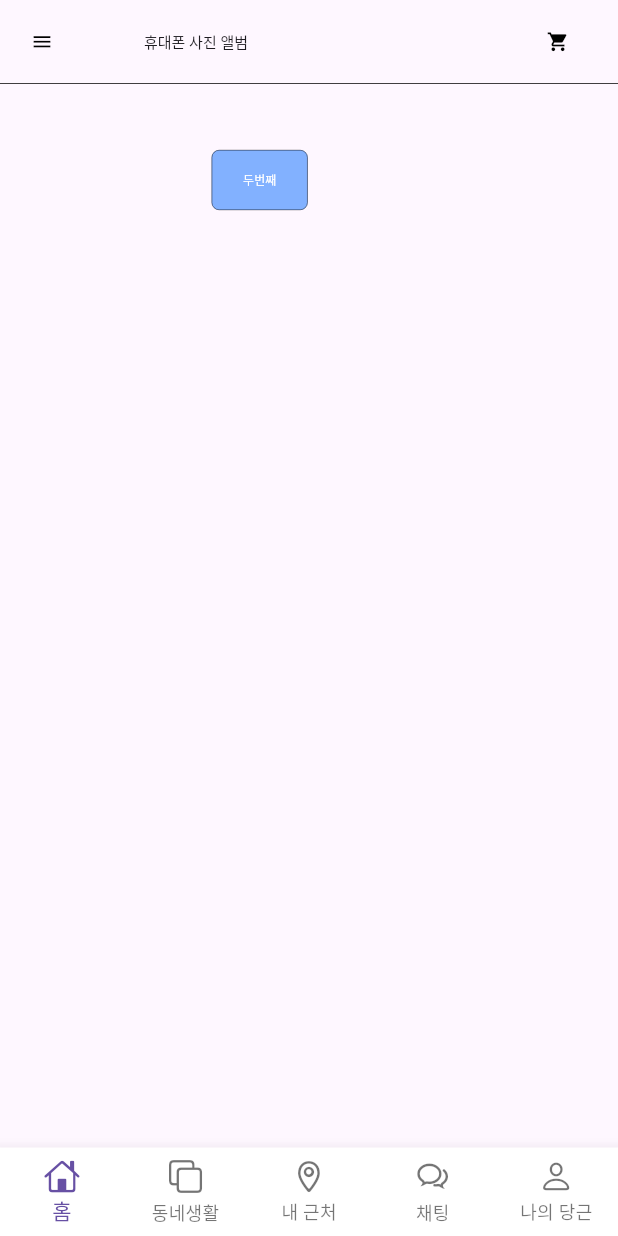
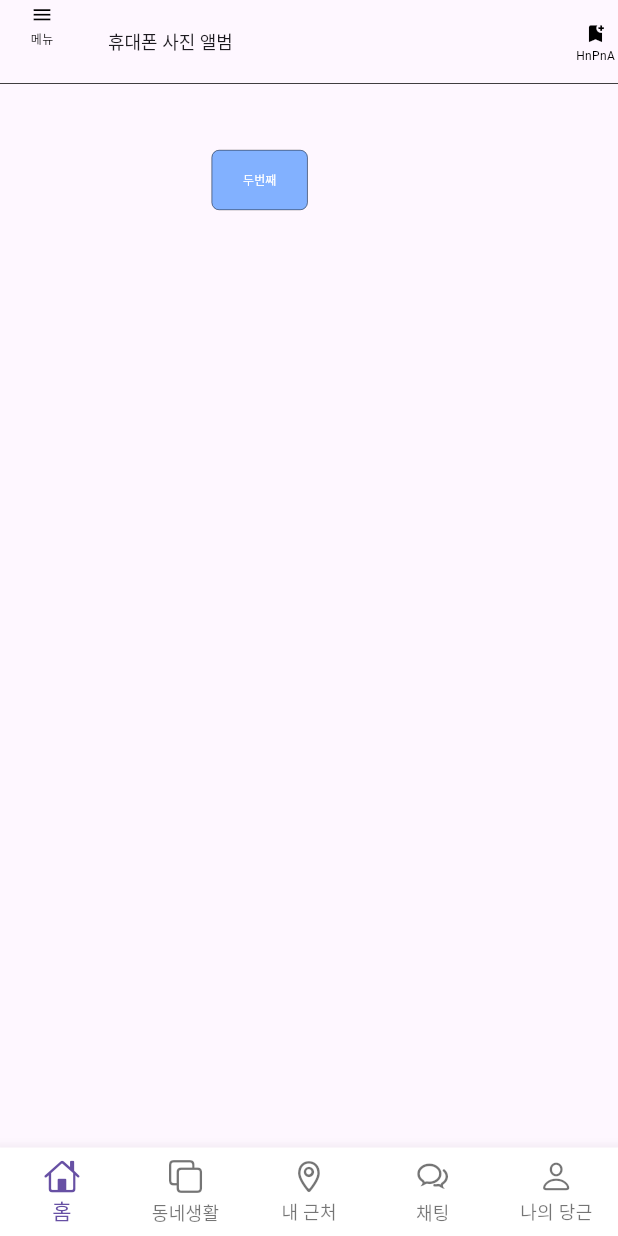
Before and after one commit to kim-jaejong/camera_folder_screen, a Flutter app: the screen it shows after launch, on a phone screen of 412 x 824 dp. Run offline on Flutter 3.47's test engine with Material 3 defaults, Android fonts, the phone set to English and light mode, and no system bars; our stand-ins replace permission_handler; missing offline and left inert: photo_manager.

Commit message:
custom_icon.dart, icon_row_menu.dart
InkWell로 아이콘을 커스텀화

  해야할 것
   그리드뷰를 리스트 뷰로 바꾸기 제작
   RowFolders를 폴더 아이콘으로 바꾸기

```diff
--- a/lib/custom/custom_app_bar.dart
+++ b/lib/custom/custom_app_bar.dart
@@ -1,6 +1,5 @@
 import 'package:flutter/material.dart';
-
-import '../folders/row_folders.dart';
+//import '../folders/row_folders.dart';
 import 'custom_icon.dart';
 
 class CustomAppBar extends StatelessWidget implements PreferredSizeWidget {
@@ -14,26 +13,26 @@ class CustomAppBar extends StatelessWidget implements PreferredSizeWidget {
   Widget build(BuildContext context) {
     return AppBar(
       leading: isHomeScreen
-          ? CustomIcon.getIcon(Icons.menu, () {
+          ? CustomIcon.getIcon(Icons.menu, '메뉴', () {
               Scaffold.of(context).openDrawer();
             })
-          : CustomIcon.getIcon(Icons.arrow_back, () {
+          : CustomIcon.getIcon(Icons.arrow_back, '뒤로', () {
               Navigator.pop(context);
             }),
       title: Row(
 //        mainAxisAlignment: MainAxisAlignment.center,
         children: <Widget>[
           // const Icon(Icons.camera_alt),
-          const SizedBox(width: 20),
-          Text(title, style: const TextStyle(fontSize: 10)),
+//          const SizedBox(width: 10),
+          Text(title, style: const TextStyle(fontSize: 12)),
 //          const RowFolders(),
         ],
       ),
       actions: [
-        CustomIcon.getIcon(Icons.shopping_cart, () {
+        CustomIcon.getIcon(Icons.bookmark_add, 'HnPnA', () {
           // Navigator.pushNamed(context, '/cart');
         }),
-        const SizedBox(width: 16),
+        //      const SizedBox(width: 16),
       ],
       bottom: const PreferredSize(
         preferredSize: Size.fromHeight(0.5),
--- a/lib/custom/custom_icon.dart
+++ b/lib/custom/custom_icon.dart
@@ -1,12 +1,17 @@
-// common_icon_button.dart
+// custom_icon.dart
 import 'package:flutter/material.dart';
 
 class CustomIcon {
-  static IconButton getIcon(IconData iconData, Function onPress,
+  static Widget getIcon(IconData iconData, String iconName, Function onPress,
       {Color color = Colors.black, double iconSize = 15.0}) {
-    return IconButton(
-      icon: Icon(iconData, size: iconSize, color: color),
-      onPressed: () => onPress(),
-    );
+    return InkWell(
+        onTap: () => onPress(),
+        child: Column(mainAxisSize: MainAxisSize.min, children: [
+          SizedBox(
+              height: 20,
+              width: 30,
+              child: Icon(iconData, size: iconSize, color: color)),
+          Text(iconName, style: TextStyle(fontSize: 8, color: color))
+        ]));
   }
 }
--- a/lib/home/home_page.dart
+++ b/lib/home/home_page.dart
@@ -23,7 +23,8 @@ class _HomePageState extends State<HomePage> {
     return Scaffold(
       endDrawer: const RightDrawer(),
       appBar: const CustomAppBar(title: '휴대폰 사진 앨범', isHomeScreen: true),
-      body: Column(
+      body: SafeArea(
+        child: Column(
           children: [
             const RowFolders(),
             const SizedBox(height: 10),
@@ -48,6 +49,7 @@ class _HomePageState extends State<HomePage> {
             ),
           ],
         ),
+      ),
       bottomNavigationBar:
           CustomHomePageNavigationBar(selectedIndex: selectedIndex), //
     );
```
Also changed, not shown: lib/custom/icon_row_menu.dart (added, +35 -0 lines), lib/folders/folder_select/select_item_folder/stages.dart (+13 -11 lines), lib/images/selected_images.dart (+7 -7 lines). Lines whose indentation alone changed are shown as unchanged.
